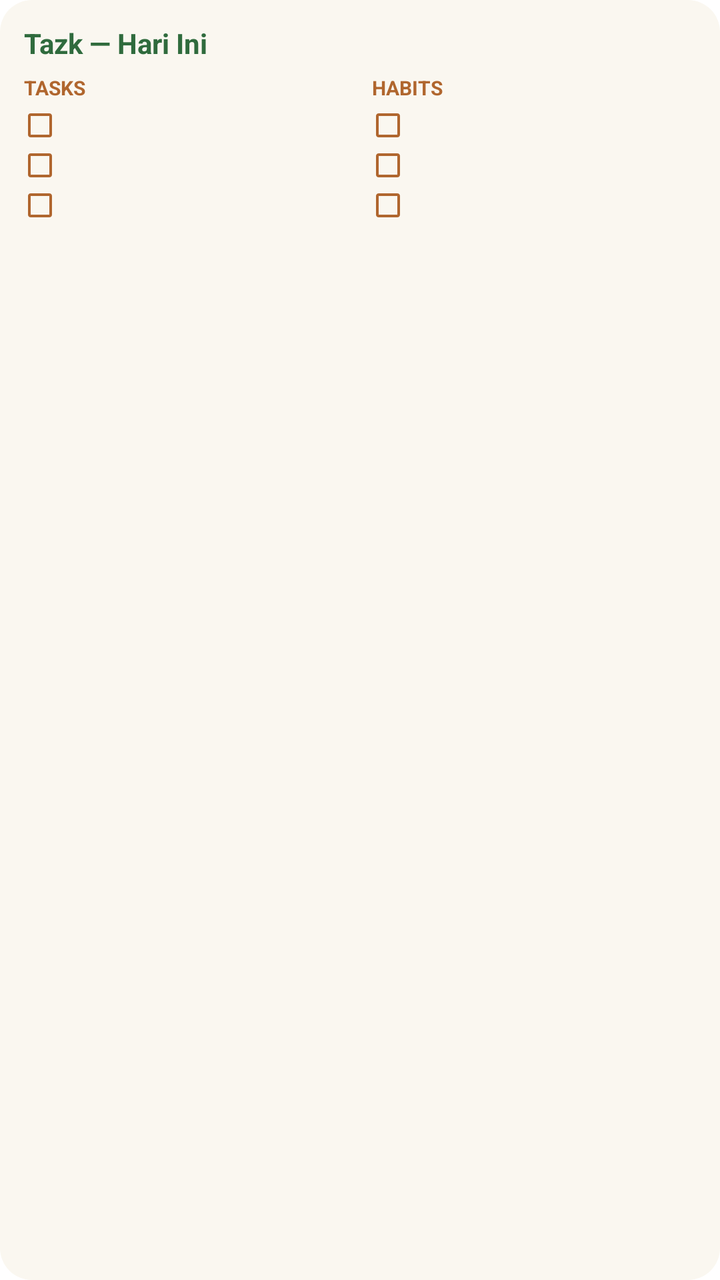
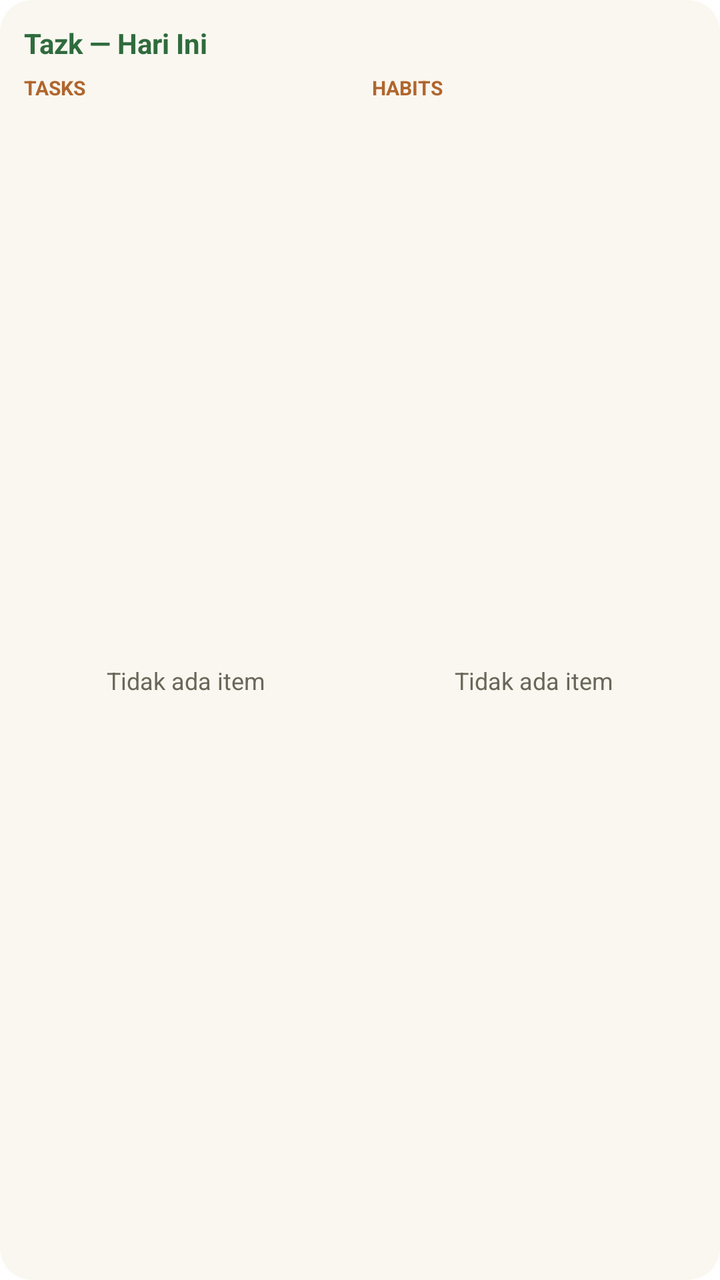

An Android layout rendered at two revisions. The XML below is the earlier revision; the diff shows what the commit changed to produce the second picture.
<!-- AndroidManifest.xml: fallback theme Theme.MaterialComponents.DayNight.NoActionBar -->
<!-- res/layout/widget_tasks_habits.xml -->
<?xml version="1.0" encoding="utf-8"?>
<LinearLayout xmlns:android="http://schemas.android.com/apk/res/android"
    android:id="@+id/widget_container"
    android:layout_width="match_parent"
    android:layout_height="match_parent"
    android:orientation="vertical"
    android:background="@drawable/widget_background"
    android:padding="12dp">

    <TextView
        android:id="@+id/widget_header"
        android:layout_width="match_parent"
        android:layout_height="wrap_content"
        android:text="Tazk — Hari Ini"
        android:textColor="#2F6B3D"
        android:textSize="14sp"
        android:textStyle="bold"
        android:paddingBottom="6dp" />

    <LinearLayout
        android:layout_width="match_parent"
        android:layout_height="wrap_content"
        android:orientation="horizontal">

        <LinearLayout
            android:layout_width="0dp"
            android:layout_height="wrap_content"
            android:layout_weight="1"
            android:orientation="vertical"
            android:paddingEnd="6dp">

            <TextView
                android:layout_width="wrap_content"
                android:layout_height="wrap_content"
                android:text="TASKS"
                android:textColor="#B0662E"
                android:textSize="10sp"
                android:textStyle="bold"
                android:paddingBottom="2dp" />

            <LinearLayout
                android:id="@+id/task_row_0"
                android:layout_width="match_parent"
                android:layout_height="wrap_content"
                android:orientation="horizontal"
                android:gravity="center_vertical"
                android:paddingVertical="2dp">
                <ImageView
                    android:id="@+id/task_check_0"
                    android:layout_width="16dp"
                    android:layout_height="16dp"
                    android:src="@drawable/ic_checkbox_unchecked" />
                <TextView
                    android:id="@+id/task_title_0"
                    android:layout_width="0dp"
                    android:layout_height="wrap_content"
                    android:layout_weight="1"
                    android:layout_marginStart="4dp"
                    android:textColor="#1E2E22"
                    android:textSize="11sp"
                    android:maxLines="1"
                    android:ellipsize="end" />
            </LinearLayout>

            <LinearLayout
                android:id="@+id/task_row_1"
                android:layout_width="match_parent"
                android:layout_height="wrap_content"
                android:orientation="horizontal"
                android:gravity="center_vertical"
                android:paddingVertical="2dp">
                <ImageView
                    android:id="@+id/task_check_1"
                    android:layout_width="16dp"
                    android:layout_height="16dp"
                    android:src="@drawable/ic_checkbox_unchecked" />
                <TextView
                    android:id="@+id/task_title_1"
                    android:layout_width="0dp"
                    android:layout_height="wrap_content"
                    android:layout_weight="1"
                    android:layout_marginStart="4dp"
                    android:textColor="#1E2E22"
                    android:textSize="11sp"
                    android:maxLines="1"
                    android:ellipsize="end" />
            </LinearLayout>

            <LinearLayout
                android:id="@+id/task_row_2"
                android:layout_width="match_parent"
                android:layout_height="wrap_content"
                android:orientation="horizontal"
                android:gravity="center_vertical"
                android:paddingVertical="2dp">
                <ImageView
                    android:id="@+id/task_check_2"
                    android:layout_width="16dp"
                    android:layout_height="16dp"
                    android:src="@drawable/ic_checkbox_unchecked" />
                <TextView
                    android:id="@+id/task_title_2"
                    android:layout_width="0dp"
                    android:layout_height="wrap_content"
                    android:layout_weight="1"
                    android:layout_marginStart="4dp"
                    android:textColor="#1E2E22"
                    android:textSize="11sp"
                    android:maxLines="1"
                    android:ellipsize="end" />
            </LinearLayout>

            <TextView
                android:id="@+id/tasks_empty"
                android:layout_width="match_parent"
                android:layout_height="wrap_content"
                android:text="Tidak ada task"
                android:textColor="#889"
                android:textSize="10sp"
                android:visibility="gone" />
        </LinearLayout>

        <LinearLayout
            android:layout_width="0dp"
            android:layout_height="wrap_content"
            android:layout_weight="1"
            android:orientation="vertical"
            android:paddingStart="6dp">

            <TextView
                android:layout_width="wrap_content"
                android:layout_height="wrap_content"
                android:text="HABITS"
                android:textColor="#B0662E"
                android:textSize="10sp"
                android:textStyle="bold"
                android:paddingBottom="2dp" />

            <LinearLayout
                android:id="@+id/habit_row_0"
                android:layout_width="match_parent"
                android:layout_height="wrap_content"
                android:orientation="horizontal"
                android:gravity="center_vertical"
                android:paddingVertical="2dp">
                <ImageView
                    android:id="@+id/habit_check_0"
                    android:layout_width="16dp"
                    android:layout_height="16dp"
                    android:src="@drawable/ic_checkbox_unchecked" />
                <TextView
                    android:id="@+id/habit_title_0"
                    android:layout_width="0dp"
                    android:layout_height="wrap_content"
                    android:layout_weight="1"
                    android:layout_marginStart="4dp"
                    android:textColor="#1E2E22"
                    android:textSize="11sp"
                    android:maxLines="1"
                    android:ellipsize="end" />
            </LinearLayout>

            <LinearLayout
                android:id="@+id/habit_row_1"
                android:layout_width="match_parent"
                android:layout_height="wrap_content"
                android:orientation="horizontal"
                android:gravity="center_vertical"
                android:paddingVertical="2dp">
                <ImageView
                    android:id="@+id/habit_check_1"
                    android:layout_width="16dp"
                    android:layout_height="16dp"
                    android:src="@drawable/ic_checkbox_unchecked" />
                <TextView
                    android:id="@+id/habit_title_1"
                    android:layout_width="0dp"
                    android:layout_height="wrap_content"
                    android:layout_weight="1"
                    android:layout_marginStart="4dp"
                    android:textColor="#1E2E22"
                    android:textSize="11sp"
                    android:maxLines="1"
                    android:ellipsize="end" />
            </LinearLayout>

            <LinearLayout
                android:id="@+id/habit_row_2"
                android:layout_width="match_parent"
                android:layout_height="wrap_content"
                android:orientation="horizontal"
                android:gravity="center_vertical"
                android:paddingVertical="2dp">
                <ImageView
                    android:id="@+id/habit_check_2"
                    android:layout_width="16dp"
                    android:layout_height="16dp"
                    android:src="@drawable/ic_checkbox_unchecked" />
                <TextView
                    android:id="@+id/habit_title_2"
                    android:layout_width="0dp"
                    android:layout_height="wrap_content"
                    android:layout_weight="1"
                    android:layout_marginStart="4dp"
                    android:textColor="#1E2E22"
                    android:textSize="11sp"
                    android:maxLines="1"
                    android:ellipsize="end" />
            </LinearLayout>

            <TextView
                android:id="@+id/habits_empty"
                android:layout_width="match_parent"
                android:layout_height="wrap_content"
                android:text="Tidak ada habit"
                android:textColor="#889"
                android:textSize="10sp"
                android:visibility="gone" />
        </LinearLayout>
    </LinearLayout>
</LinearLayout>
<!-- resources referenced by this layout -->
<resources>
  <!-- drawable ic_checkbox_unchecked (drawable) -->
  <?xml version="1.0" encoding="utf-8"?>
  <vector xmlns:android="http://schemas.android.com/apk/res/android"
      android:width="20dp"
      android:height="20dp"
      android:viewportWidth="24"
      android:viewportHeight="24">
      <path
          android:fillColor="#B0662E"
          android:pathData="M19,5v14H5V5H19M19,3H5C3.9,3 3,3.9 3,5v14c0,1.1 0.9,2 2,2h14c1.1,0 2,-0.9 2,-2V5C21,3.9 20.1,3 19,3z" />
  </vector>
  <!-- drawable widget_background (drawable) -->
  <?xml version="1.0" encoding="utf-8"?>
  <shape xmlns:android="http://schemas.android.com/apk/res/android"
      android:shape="rectangle">
      <solid android:color="#FAF7F0" />
      <corners android:radius="16dp" />
  </shape>
</resources>

<!-- the commit's change to res/layout/widget_tasks_habits.xml (unified diff, before → after) -->
@@ -19,12 +19,13 @@
 
     <LinearLayout
         android:layout_width="match_parent"
-        android:layout_height="wrap_content"
+        android:layout_height="0dp"
+        android:layout_weight="1"
         android:orientation="horizontal">
 
         <LinearLayout
             android:layout_width="0dp"
-            android:layout_height="wrap_content"
+            android:layout_height="match_parent"
             android:layout_weight="1"
             android:orientation="vertical"
             android:paddingEnd="6dp">
@@ -38,91 +39,27 @@
                 android:textStyle="bold"
                 android:paddingBottom="2dp" />
 
-            <LinearLayout
-                android:id="@+id/task_row_0"
+            <FrameLayout
                 android:layout_width="match_parent"
-                android:layout_height="wrap_content"
-                android:orientation="horizontal"
-                android:gravity="center_vertical"
-                android:paddingVertical="2dp">
-                <ImageView
-                    android:id="@+id/task_check_0"
-                    android:layout_width="16dp"
-                    android:layout_height="16dp"
-                    android:src="@drawable/ic_checkbox_unchecked" />
-                <TextView
-                    android:id="@+id/task_title_0"
-                    android:layout_width="0dp"
-                    android:layout_height="wrap_content"
-                    android:layout_weight="1"
-                    android:layout_marginStart="4dp"
-                    android:textColor="#1E2E22"
-                    android:textSize="11sp"
-                    android:maxLines="1"
-                    android:ellipsize="end" />
-            </LinearLayout>
+                android:layout_height="0dp"
+                android:layout_weight="1">
 
-            <LinearLayout
-                android:id="@+id/task_row_1"
-                android:layout_width="match_parent"
-                android:layout_height="wrap_content"
-                android:orientation="horizontal"
-                android:gravity="center_vertical"
-                android:paddingVertical="2dp">
-                <ImageView
-                    android:id="@+id/task_check_1"
-                    android:layout_width="16dp"
-                    android:layout_height="16dp"
-                    android:src="@drawable/ic_checkbox_unchecked" />
-                <TextView
-                    android:id="@+id/task_title_1"
-                    android:layout_width="0dp"
-                    android:layout_height="wrap_content"
-                    android:layout_weight="1"
-                    android:layout_marginStart="4dp"
-                    android:textColor="#1E2E22"
-                    android:textSize="11sp"
-                    android:maxLines="1"
-                    android:ellipsize="end" />
-            </LinearLayout>
+                <ListView
+                    android:id="@+id/widget_tasks_list"
+                    android:layout_width="match_parent"
+                    android:layout_height="match_parent"
+                    android:divider="@null"
+                    android:paddingVertical="2dp" />
 
-            <LinearLayout
-                android:id="@+id/task_row_2"
-                android:layout_width="match_parent"
-                android:layout_height="wrap_content"
-                android:orientation="horizontal"
-                android:gravity="center_vertical"
-                android:paddingVertical="2dp">
-                <ImageView
-                    android:id="@+id/task_check_2"
-                    android:layout_width="16dp"
-                    android:layout_height="16dp"
-                    android:src="@drawable/ic_checkbox_unchecked" />
-                <TextView
-                    android:id="@+id/task_title_2"
-                    android:layout_width="0dp"
-                    android:layout_height="wrap_content"
-                    android:layout_weight="1"
-                    android:layout_marginStart="4dp"
-                    android:textColor="#1E2E22"
-                    android:textSize="11sp"
-                    android:maxLines="1"
-                    android:ellipsize="end" />
-            </LinearLayout>
-
-            <TextView
-                android:id="@+id/tasks_empty"
-                android:layout_width="match_parent"
-                android:layout_height="wrap_content"
-                android:text="Tidak ada task"
-                android:textColor="#889"
-                android:textSize="10sp"
-                android:visibility="gone" />
+                <include
+                    android:id="@+id/widget_tasks_empty_view"
+                    layout="@layout/widget_empty_state" />
+            </FrameLayout>
         </LinearLayout>
 
         <LinearLayout
             android:layout_width="0dp"
-            android:layout_height="wrap_content"
+            android:layout_height="match_parent"
             android:layout_weight="1"
             android:orientation="vertical"
             android:paddingStart="6dp">
@@ -136,86 +73,32 @@
                 android:textStyle="bold"
                 android:paddingBottom="2dp" />
 
-            <LinearLayout
-                android:id="@+id/habit_row_0"
+            <FrameLayout
                 android:layout_width="match_parent"
-                android:layout_height="wrap_content"
-                android:orientation="horizontal"
-                android:gravity="center_vertical"
-                android:paddingVertical="2dp">
-                <ImageView
-                    android:id="@+id/habit_check_0"
-                    android:layout_width="16dp"
-                    android:layout_height="16dp"
-                    android:src="@drawable/ic_checkbox_unchecked" />
-                <TextView
-                    android:id="@+id/habit_title_0"
-                    android:layout_width="0dp"
-                    android:layout_height="wrap_content"
-                    android:layout_weight="1"
-                    android:layout_marginStart="4dp"
-                    android:textColor="#1E2E22"
-                    android:textSize="11sp"
-                    android:maxLines="1"
-                    android:ellipsize="end" />
-            </LinearLayout>
+                android:layout_height="0dp"
+                android:layout_weight="1">
 
-            <LinearLayout
-                android:id="@+id/habit_row_1"
-                android:layout_width="match_parent"
-                android:layout_height="wrap_content"
-                android:orientation="horizontal"
-                android:gravity="center_vertical"
-                android:paddingVertical="2dp">
-                <ImageView
-                    android:id="@+id/habit_check_1"
-                    android:layout_width="16dp"
-                    android:layout_height="16dp"
-                    android:src="@drawable/ic_checkbox_unchecked" />
-                <TextView
-                    android:id="@+id/habit_title_1"
-                    android:layout_width="0dp"
-                    android:layout_height="wrap_content"
-                    android:layout_weight="1"
-                    android:layout_marginStart="4dp"
-                    android:textColor="#1E2E22"
-                    android:textSize="11sp"
-                    android:maxLines="1"
-                    android:ellipsize="end" />
-            </LinearLayout>
+                <ListView
+                    android:id="@+id/widget_habits_list"
+                    android:layout_width="match_parent"
+                    android:layout_height="match_parent"
+                    android:divider="@null"
+                    android:paddingVertical="2dp" />
 
-            <LinearLayout
-                android:id="@+id/habit_row_2"
-                android:layout_width="match_parent"
-                android:layout_height="wrap_content"
-                android:orientation="horizontal"
-                android:gravity="center_vertical"
-                android:paddingVertical="2dp">
-                <ImageView
-                    android:id="@+id/habit_check_2"
-                    android:layout_width="16dp"
-                    android:layout_height="16dp"
-                    android:src="@drawable/ic_checkbox_unchecked" />
-                <TextView
-                    android:id="@+id/habit_title_2"
-                    android:layout_width="0dp"
-                    android:layout_height="wrap_content"
-                    android:layout_weight="1"
-                    android:layout_marginStart="4dp"
-                    android:textColor="#1E2E22"
-                    android:textSize="11sp"
-                    android:maxLines="1"
-                    android:ellipsize="end" />
-            </LinearLayout>
-
-            <TextView
-                android:id="@+id/habits_empty"
-                android:layout_width="match_parent"
-                android:layout_height="wrap_content"
-                android:text="Tidak ada habit"
-                android:textColor="#889"
-                android:textSize="10sp"
-                android:visibility="gone" />
+                <include
+                    android:id="@+id/widget_habits_empty_view"
+                    layout="@layout/widget_empty_state" />
+            </FrameLayout>
         </LinearLayout>
     </LinearLayout>
 </LinearLayout>
+<!-- res/layout/widget_empty_state.xml (included above) -->
+<?xml version="1.0" encoding="utf-8"?>
+<TextView xmlns:android="http://schemas.android.com/apk/res/android"
+    android:id="@+id/widget_empty_text"
+    android:layout_width="match_parent"
+    android:layout_height="match_parent"
+    android:gravity="center"
+    android:text="Tidak ada item"
+    android:textColor="#6A6659"
+    android:textSize="12sp" />
<!-- resource entries referenced after the edit -->
@@ -1,16 +1,5 @@
 <!-- resources referenced by this layout -->
 <resources>
-  <!-- drawable ic_checkbox_unchecked (drawable) -->
-  <?xml version="1.0" encoding="utf-8"?>
-  <vector xmlns:android="http://schemas.android.com/apk/res/android"
-      android:width="20dp"
-      android:height="20dp"
-      android:viewportWidth="24"
-      android:viewportHeight="24">
-      <path
-          android:fillColor="#B0662E"
-          android:pathData="M19,5v14H5V5H19M19,3H5C3.9,3 3,3.9 3,5v14c0,1.1 0.9,2 2,2h14c1.1,0 2,-0.9 2,-2V5C21,3.9 20.1,3 19,3z" />
-  </vector>
   <!-- drawable widget_background (drawable) -->
   <?xml version="1.0" encoding="utf-8"?>
   <shape xmlns:android="http://schemas.android.com/apk/res/android"
